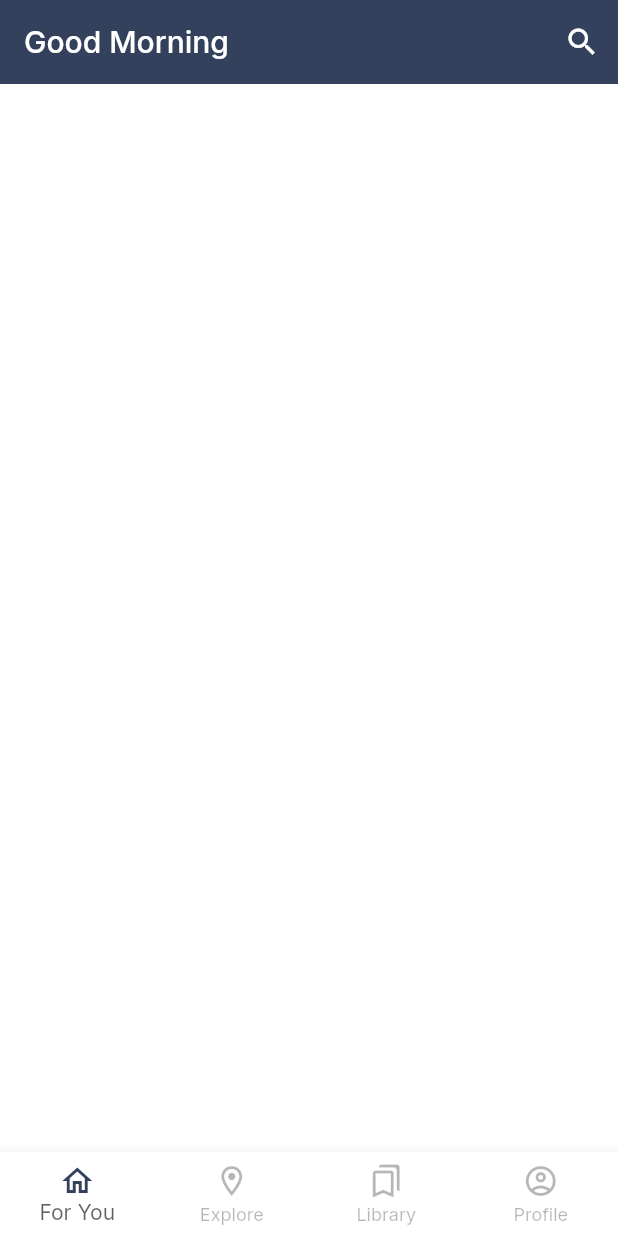
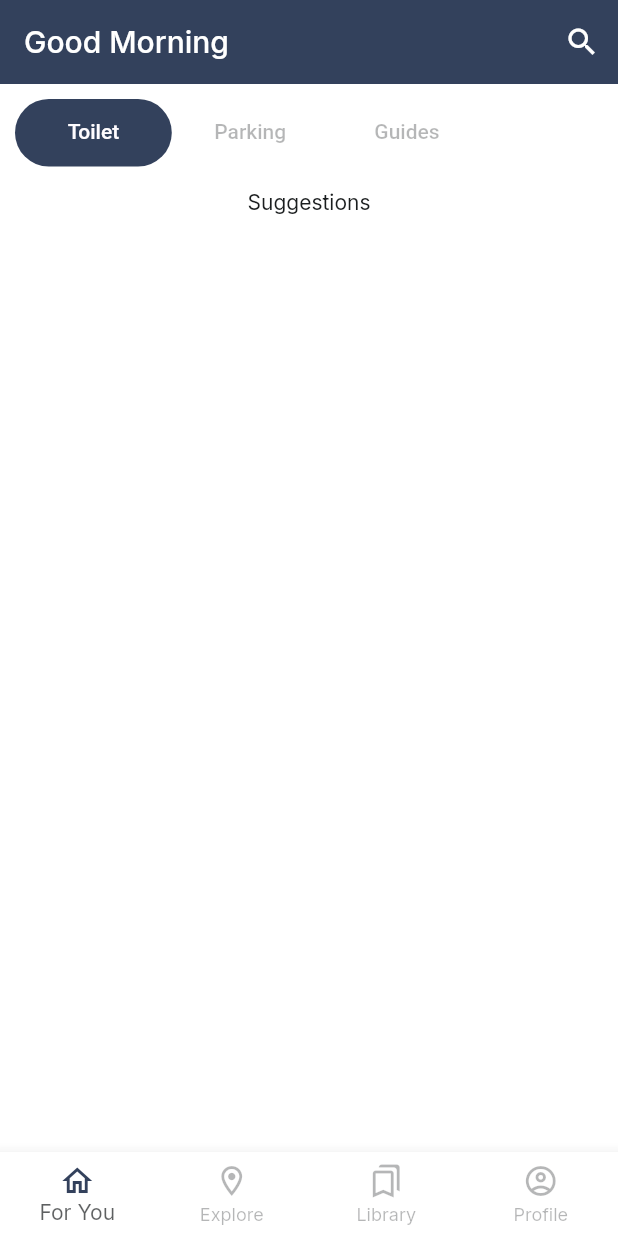
Before and after one commit to devkilyungi/my-mobility, a Flutter app: the screen it shows after launch, on a phone screen of 412 x 824 dp. Run offline on Flutter 3.47's test engine with Material 2 defaults, Android fonts, the phone set to English and light mode, and no system bars; our stand-ins replace google_fonts.

Commit message:
adds tab bar in homepage screen

```diff
--- a/lib/constants.dart
+++ b/lib/constants.dart
@@ -1,17 +1,14 @@
 import 'package:flutter/material.dart';
 
 const Color kWhite = Color(0xFFFFFCFF);
-const Color kGray = Color(0xFF50514F);
 const Color kLightGreen = Color(0xFF84A98C);
 const Color kMediumGreen = Color(0xFF52796F);
 const Color kDarkGreen = Color(0xFF354F52);
-const Color kMediumBlue = Color(0xFF33415C);
-const Color kDarkBlue = Color(0xFF1A1D1E);
 
 const kPrimaryColor = Color(0xFF33415C);
 const kSecondaryColor = Color(0xFF50514F);
 const kContentColorLightTheme = Color(0xFF1A1D1E);
-const kContentColorDarkTheme = Color(0xFFF5FCF9);
+const kContentColorDarkTheme = Color(0xFFFFFCFF);
 const kWarningColor = Color(0xFFF3BB1C);
 const kErrorColor = Color(0xFFF03738);
 
--- a/lib/screens/home_page.dart
+++ b/lib/screens/home_page.dart
@@ -24,7 +24,9 @@ class HomepageScreen extends StatefulWidget {
 class _HomepageScreenState extends State<HomepageScreen> {
   @override
   Widget build(BuildContext context) {
-    return Scaffold(
+    return DefaultTabController(
+      length: 3,
+      child: Scaffold(
         appBar: AppBar(
           title: Text(determineGreeting()),
           actions: [
@@ -40,6 +42,33 @@ class _HomepageScreenState extends State<HomepageScreen> {
             )
           ],
         ),
+        body: Padding(
+          padding: const EdgeInsets.all(10.0),
+          child: Column(
+            children: [
+              Container(
+                margin: const EdgeInsets.only(bottom: 15.0),
+                alignment: Alignment.topLeft,
+                height: 45.0,
+                decoration:
+                    BoxDecoration(borderRadius: BorderRadius.circular(20.0)),
+                child: const FractionallySizedBox(
+                  widthFactor: 0.8,
+                  child: TabBar(
+                    tabs: [
+                      Tab(text: 'Toilet'),
+                      Tab(text: 'Parking'),
+                      Tab(text: 'Guides'),
+                    ],
+                  ),
+                ),
+              ),
+              const Text('Suggestions'),
+              const Expanded(child: Center()),
+            ],
+          ),
+        ),
+      ),
     );
   }
 }
--- a/lib/theme.dart
+++ b/lib/theme.dart
@@ -15,6 +15,13 @@ ThemeData lightThemeData(BuildContext context) {
       primary: kPrimaryColor,
       secondary: kSecondaryColor,
       error: kErrorColor,
+    ),
+    tabBarTheme: TabBarTheme(
+      indicator: BoxDecoration(
+          borderRadius: BorderRadius.circular(25.0), color: kPrimaryColor),
+      labelColor: kContentColorDarkTheme,
+      labelStyle: const TextStyle(color: kContentColorLightTheme),
+      unselectedLabelColor: kContentColorLightTheme.withOpacity(0.32),
     ),
     bottomNavigationBarTheme: BottomNavigationBarThemeData(
       backgroundColor: Colors.white,
@@ -44,6 +51,13 @@ ThemeData darkThemeData(BuildContext context) {
       secondary: kSecondaryColor,
       error: kErrorColor,
     ),
+    tabBarTheme: TabBarTheme(
+      indicator: BoxDecoration(
+          borderRadius: BorderRadius.circular(25.0), color: kPrimaryColor),
+      labelColor: kContentColorDarkTheme,
+      labelStyle: const TextStyle(color: kContentColorLightTheme),
+      unselectedLabelColor: kContentColorDarkTheme.withOpacity(0.32),
+    ),
     bottomNavigationBarTheme: BottomNavigationBarThemeData(
       backgroundColor: kContentColorLightTheme,
       selectedItemColor: Colors.white70,
```
Lines whose indentation alone changed are shown as unchanged.
